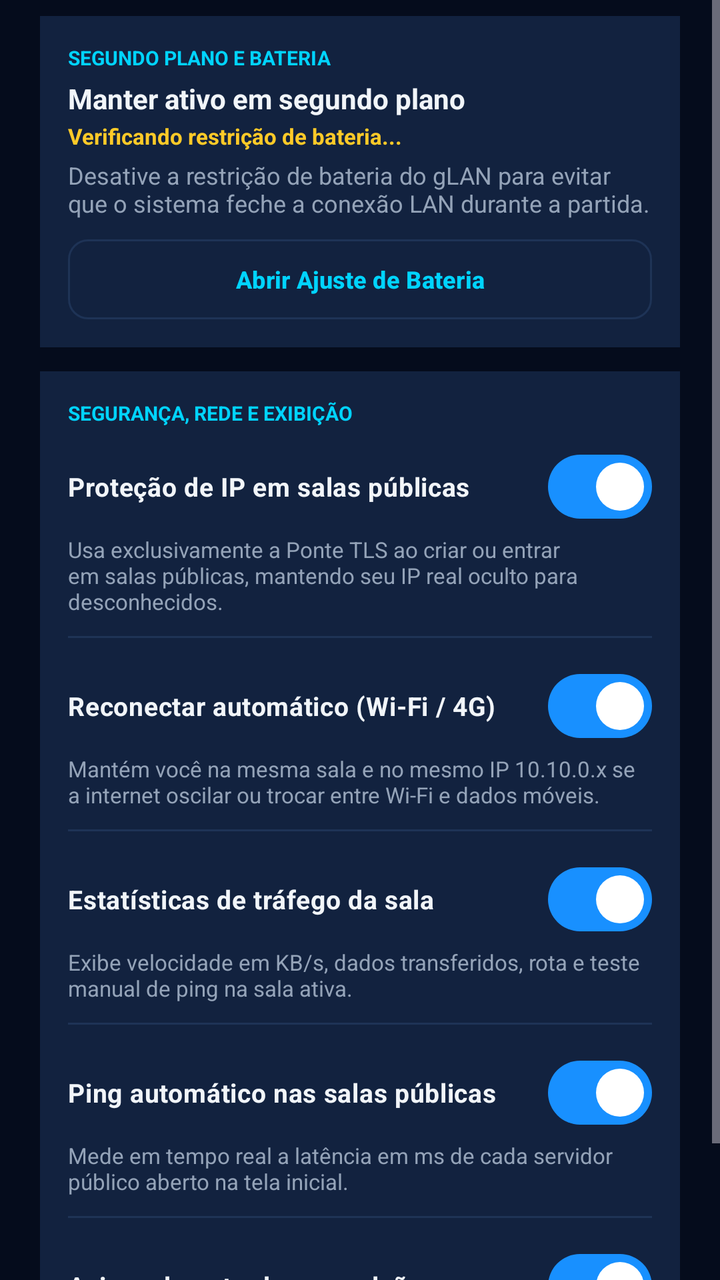
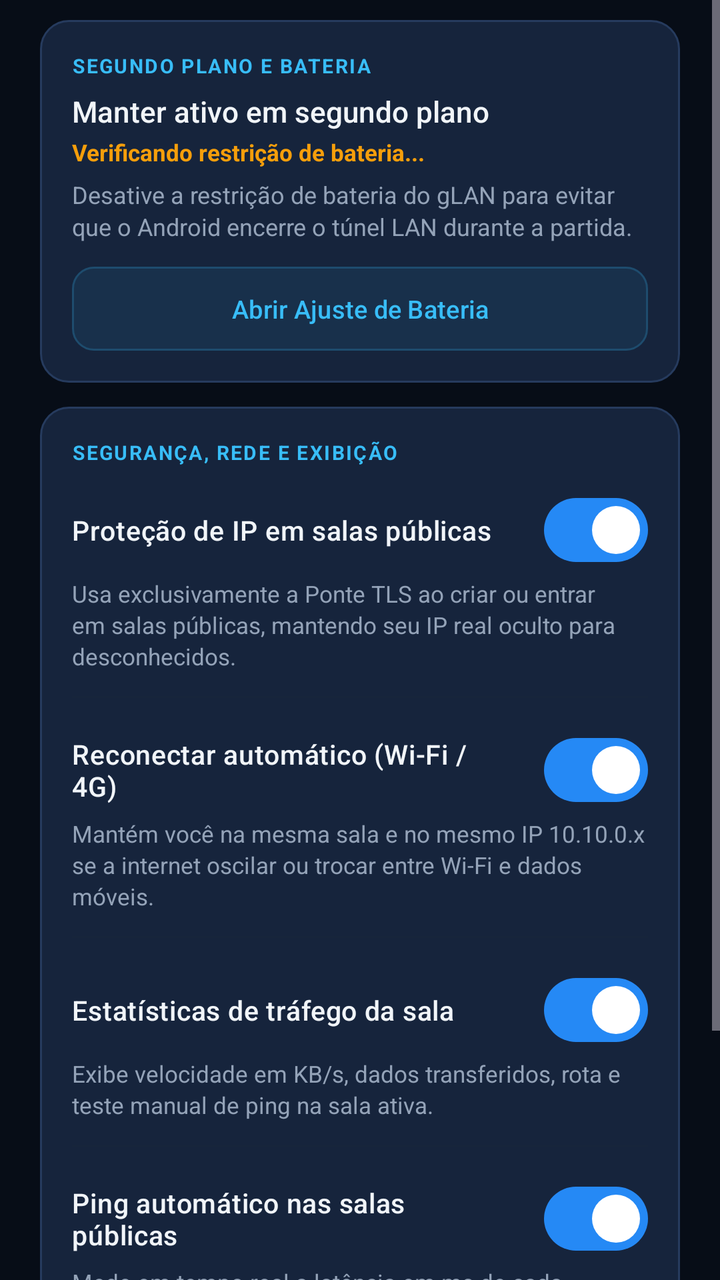

The first picture is an Android layout as it rendered before a commit; the second is the same layout after the commit. The layout source and the unified diff follow.
<!-- AndroidManifest.xml: application theme Theme.GDroidLAN -->
<!-- res/layout/dialog_settings.xml -->
<?xml version="1.0" encoding="utf-8"?>
<ScrollView xmlns:android="http://schemas.android.com/apk/res/android"
    xmlns:app="http://schemas.android.com/apk/res-auto"
    android:layout_width="match_parent"
    android:layout_height="wrap_content">

    <LinearLayout
        android:layout_width="match_parent"
        android:layout_height="wrap_content"
        android:orientation="vertical"
        android:paddingHorizontal="20dp"
        android:paddingTop="8dp"
        android:paddingBottom="8dp">

        
        <LinearLayout
            android:layout_width="match_parent"
            android:layout_height="wrap_content"
            android:background="@color/surface_elevated"
            android:orientation="vertical"
            android:padding="14dp">

            <TextView
                android:layout_width="wrap_content"
                android:layout_height="wrap_content"
                android:text="SEGUNDO PLANO E BATERIA"
                android:textColor="@color/neon_cyan"
                android:textSize="10sp"
                android:textStyle="bold" />

            <TextView
                android:layout_width="match_parent"
                android:layout_height="wrap_content"
                android:layout_marginTop="4dp"
                android:text="Manter ativo em segundo plano"
                android:textColor="@color/text_primary"
                android:textSize="14sp"
                android:textStyle="bold" />

            <TextView
                android:id="@+id/txtStatusBateriaConfig"
                android:layout_width="match_parent"
                android:layout_height="wrap_content"
                android:layout_marginTop="2dp"
                android:text="Verificando restrição de bateria..."
                android:textColor="@color/warning_amber"
                android:textSize="11sp"
                android:textStyle="bold" />

            <TextView
                android:layout_width="match_parent"
                android:layout_height="wrap_content"
                android:layout_marginTop="4dp"
                android:text="Desative a restrição de bateria do gLAN para evitar que o sistema feche a conexão LAN durante a partida."
                android:textColor="@color/text_secondary"
                android:textSize="12sp" />

            <com.google.android.material.button.MaterialButton
                android:id="@+id/btnAbrirAjusteBateria"
                style="?attr/materialButtonOutlinedStyle"
                android:layout_width="match_parent"
                android:layout_height="40dp"
                android:layout_marginTop="10dp"
                android:insetTop="0dp"
                android:insetBottom="0dp"
                android:text="Abrir Ajuste de Bateria"
                android:textColor="@color/neon_cyan"
                android:textSize="12sp"
                android:textStyle="bold"
                app:cornerRadius="10dp"
                app:strokeColor="@color/stroke_subtle" />
        </LinearLayout>

        
        <LinearLayout
            android:layout_width="match_parent"
            android:layout_height="wrap_content"
            android:layout_marginTop="12dp"
            android:background="@color/surface_elevated"
            android:orientation="vertical"
            android:padding="14dp">

            <TextView
                android:layout_width="wrap_content"
                android:layout_height="wrap_content"
                android:text="SEGURANÇA, REDE E EXIBIÇÃO"
                android:textColor="@color/neon_cyan"
                android:textSize="10sp"
                android:textStyle="bold" />

            <com.google.android.material.materialswitch.MaterialSwitch
                android:id="@+id/switchProtegerIpPublico"
                android:layout_width="match_parent"
                android:layout_height="wrap_content"
                android:layout_marginTop="6dp"
                android:checked="true"
                android:text="Proteção de IP em salas públicas"
                android:textColor="@color/text_primary"
                android:textSize="13sp"
                android:textStyle="bold" />

            <TextView
                android:id="@+id/txtDescProtegerIpPublico"
                android:layout_width="match_parent"
                android:layout_height="wrap_content"
                android:text="Usa exclusivamente a Ponte TLS ao criar ou entrar em salas públicas, mantendo seu IP real oculto para desconhecidos."
                android:textColor="@color/text_secondary"
                android:textSize="11sp" />

            <View
                android:layout_width="match_parent"
                android:layout_height="1dp"
                android:layout_marginVertical="10dp"
                android:background="@color/stroke_subtle" />

            <com.google.android.material.materialswitch.MaterialSwitch
                android:id="@+id/switchReconectarAuto"
                android:layout_width="match_parent"
                android:layout_height="wrap_content"
                android:checked="true"
                android:text="Reconectar automático (Wi-Fi / 4G)"
                android:textColor="@color/text_primary"
                android:textSize="13sp"
                android:textStyle="bold" />

            <TextView
                android:layout_width="match_parent"
                android:layout_height="wrap_content"
                android:text="Mantém você na mesma sala e no mesmo IP 10.10.0.x se a internet oscilar ou trocar entre Wi-Fi e dados móveis."
                android:textColor="@color/text_secondary"
                android:textSize="11sp" />

            <View
                android:layout_width="match_parent"
                android:layout_height="1dp"
                android:layout_marginVertical="10dp"
                android:background="@color/stroke_subtle" />

            <com.google.android.material.materialswitch.MaterialSwitch
                android:id="@+id/switchMostrarTrafego"
                android:layout_width="match_parent"
                android:layout_height="wrap_content"
                android:checked="true"
                android:text="Estatísticas de tráfego da sala"
                android:textColor="@color/text_primary"
                android:textSize="13sp"
                android:textStyle="bold" />

            <TextView
                android:layout_width="match_parent"
                android:layout_height="wrap_content"
                android:text="Exibe velocidade em KB/s, dados transferidos, rota e teste manual de ping na sala ativa."
                android:textColor="@color/text_secondary"
                android:textSize="11sp" />

            <View
                android:layout_width="match_parent"
                android:layout_height="1dp"
                android:layout_marginVertical="10dp"
                android:background="@color/stroke_subtle" />

            <com.google.android.material.materialswitch.MaterialSwitch
                android:id="@+id/switchPingLobby"
                android:layout_width="match_parent"
                android:layout_height="wrap_content"
                android:checked="true"
                android:text="Ping automático nas salas públicas"
                android:textColor="@color/text_primary"
                android:textSize="13sp"
                android:textStyle="bold" />

            <TextView
                android:layout_width="match_parent"
                android:layout_height="wrap_content"
                android:text="Mede em tempo real a latência em ms de cada servidor público aberto na tela inicial."
                android:textColor="@color/text_secondary"
                android:textSize="11sp" />

            <View
                android:layout_width="match_parent"
                android:layout_height="1dp"
                android:layout_marginVertical="10dp"
                android:background="@color/stroke_subtle" />

            <com.google.android.material.materialswitch.MaterialSwitch
                android:id="@+id/switchAvisosSala"
                android:layout_width="match_parent"
                android:layout_height="wrap_content"
                android:checked="true"
                android:text="Avisos de entrada e expulsão"
                android:textColor="@color/text_primary"
                android:textSize="13sp"
                android:textStyle="bold" />

            <TextView
                android:layout_width="match_parent"
                android:layout_height="wrap_content"
                android:text="Mostra alertas discretos quando um jogador entra, sai ou é expulso da sala."
                android:textColor="@color/text_secondary"
                android:textSize="11sp" />
        </LinearLayout>

    </LinearLayout>
</ScrollView>
<!-- resources referenced by this layout -->
<resources>
  <color name="neon_cyan">#00D4FF</color>
  <color name="stroke_subtle">#1E3356</color>
  <color name="surface_elevated">#12223F</color>
  <color name="text_primary">#F1F5F9</color>
  <color name="text_secondary">#94A3B8</color>
  <color name="warning_amber">#FFCA28</color>
  <style name="Theme.GDroidLAN" parent="Theme.Material3.Dark.NoActionBar">
          <item name="colorPrimary">@color/neon_emerald</item>
          <item name="colorOnPrimary">#FFFFFF</item>
          <item name="colorSecondary">@color/neon_cyan</item>
          <item name="android:statusBarColor">@color/bg_obsidian</item>
          <item name="android:navigationBarColor">@color/bg_obsidian</item>
          <item name="android:windowBackground">@color/bg_obsidian</item>
      </style>
  <color name="neon_emerald">#1890FF</color>
  <color name="bg_obsidian">#050C1C</color>
</resources>

<!-- the commit's change to res/layout/dialog_settings.xml (unified diff, before → after) -->
@@ -9,20 +9,21 @@
         android:layout_height="wrap_content"
         android:orientation="vertical"
         android:paddingHorizontal="20dp"
-        android:paddingTop="8dp"
-        android:paddingBottom="8dp">
+        android:paddingTop="10dp"
+        android:paddingBottom="10dp">
 
         
         <LinearLayout
             android:layout_width="match_parent"
             android:layout_height="wrap_content"
-            android:background="@color/surface_elevated"
+            android:background="@drawable/bg_item_surface"
             android:orientation="vertical"
-            android:padding="14dp">
+            android:padding="16dp">
 
             <TextView
                 android:layout_width="wrap_content"
                 android:layout_height="wrap_content"
+                android:letterSpacing="0.08"
                 android:text="SEGUNDO PLANO E BATERIA"
                 android:textColor="@color/neon_cyan"
                 android:textSize="10sp"
@@ -31,27 +32,28 @@
             <TextView
                 android:layout_width="match_parent"
                 android:layout_height="wrap_content"
-                android:layout_marginTop="4dp"
+                android:layout_marginTop="6dp"
+                android:fontFamily="sans-serif-medium"
                 android:text="Manter ativo em segundo plano"
                 android:textColor="@color/text_primary"
-                android:textSize="14sp"
-                android:textStyle="bold" />
+                android:textSize="14.5sp" />
 
             <TextView
                 android:id="@+id/txtStatusBateriaConfig"
                 android:layout_width="match_parent"
                 android:layout_height="wrap_content"
-                android:layout_marginTop="2dp"
+                android:layout_marginTop="3dp"
                 android:text="Verificando restrição de bateria..."
                 android:textColor="@color/warning_amber"
-                android:textSize="11sp"
+                android:textSize="11.5sp"
                 android:textStyle="bold" />
 
             <TextView
                 android:layout_width="match_parent"
                 android:layout_height="wrap_content"
-                android:layout_marginTop="4dp"
-                android:text="Desative a restrição de bateria do gLAN para evitar que o sistema feche a conexão LAN durante a partida."
+                android:layout_marginTop="5dp"
+                android:lineSpacingExtra="2dp"
+                android:text="Desative a restrição de bateria do gLAN para evitar que o Android encerre o túnel LAN durante a partida."
                 android:textColor="@color/text_secondary"
                 android:textSize="12sp" />
 
@@ -59,16 +61,18 @@
                 android:id="@+id/btnAbrirAjusteBateria"
                 style="?attr/materialButtonOutlinedStyle"
                 android:layout_width="match_parent"
-                android:layout_height="40dp"
-                android:layout_marginTop="10dp"
+                android:layout_height="42dp"
+                android:layout_marginTop="12dp"
+                android:fontFamily="sans-serif-medium"
                 android:insetTop="0dp"
                 android:insetBottom="0dp"
                 android:text="Abrir Ajuste de Bateria"
+                android:textAllCaps="false"
                 android:textColor="@color/neon_cyan"
-                android:textSize="12sp"
-                android:textStyle="bold"
-                app:cornerRadius="10dp"
-                app:strokeColor="@color/stroke_subtle" />
+                android:textSize="12.5sp"
+                app:backgroundTint="#1438BDF8"
+                app:cornerRadius="11dp"
+                app:strokeColor="#3338BDF8" />
         </LinearLayout>
 
         
@@ -76,13 +80,14 @@
             android:layout_width="match_parent"
             android:layout_height="wrap_content"
             android:layout_marginTop="12dp"
-            android:background="@color/surface_elevated"
+            android:background="@drawable/bg_item_surface"
             android:orientation="vertical"
-            android:padding="14dp">
+            android:padding="16dp">
 
             <TextView
                 android:layout_width="wrap_content"
                 android:layout_height="wrap_content"
+                android:letterSpacing="0.08"
                 android:text="SEGURANÇA, REDE E EXIBIÇÃO"
                 android:textColor="@color/neon_cyan"
                 android:textSize="10sp"
@@ -92,112 +97,117 @@
                 android:id="@+id/switchProtegerIpPublico"
                 android:layout_width="match_parent"
                 android:layout_height="wrap_content"
-                android:layout_marginTop="6dp"
-                android:checked="true"
+                android:layout_marginTop="8dp"
+                android:checked="true"
+                android:fontFamily="sans-serif-medium"
                 android:text="Proteção de IP em salas públicas"
                 android:textColor="@color/text_primary"
-                android:textSize="13sp"
-                android:textStyle="bold" />
+                android:textSize="13.5sp" />
 
             <TextView
                 android:id="@+id/txtDescProtegerIpPublico"
                 android:layout_width="match_parent"
                 android:layout_height="wrap_content"
+                android:lineSpacingExtra="2dp"
                 android:text="Usa exclusivamente a Ponte TLS ao criar ou entrar em salas públicas, mantendo seu IP real oculto para desconhecidos."
                 android:textColor="@color/text_secondary"
-                android:textSize="11sp" />
-
-            <View
-                android:layout_width="match_parent"
-                android:layout_height="1dp"
-                android:layout_marginVertical="10dp"
-                android:background="@color/stroke_subtle" />
+                android:textSize="11.5sp" />
+
+            <View
+                android:layout_width="match_parent"
+                android:layout_height="1dp"
+                android:layout_marginVertical="12dp"
+                android:background="@color/divider_hairline" />
 
             <com.google.android.material.materialswitch.MaterialSwitch
                 android:id="@+id/switchReconectarAuto"
                 android:layout_width="match_parent"
                 android:layout_height="wrap_content"
                 android:checked="true"
+                android:fontFamily="sans-serif-medium"
                 android:text="Reconectar automático (Wi-Fi / 4G)"
                 android:textColor="@color/text_primary"
-                android:textSize="13sp"
-                android:textStyle="bold" />
-
-            <TextView
-                android:layout_width="match_parent"
-                android:layout_height="wrap_content"
+                android:textSize="13.5sp" />
+
+            <TextView
+                android:layout_width="match_parent"
+                android:layout_height="wrap_content"
+                android:lineSpacingExtra="2dp"
                 android:text="Mantém você na mesma sala e no mesmo IP 10.10.0.x se a internet oscilar ou trocar entre Wi-Fi e dados móveis."
                 android:textColor="@color/text_secondary"
-                android:textSize="11sp" />
-
-            <View
-                android:layout_width="match_parent"
-                android:layout_height="1dp"
-                android:layout_marginVertical="10dp"
-                android:background="@color/stroke_subtle" />
+                android:textSize="11.5sp" />
+
+            <View
+                android:layout_width="match_parent"
+                android:layout_height="1dp"
+                android:layout_marginVertical="12dp"
+                android:background="@color/divider_hairline" />
 
             <com.google.android.material.materialswitch.MaterialSwitch
                 android:id="@+id/switchMostrarTrafego"
                 android:layout_width="match_parent"
                 android:layout_height="wrap_content"
                 android:checked="true"
+                android:fontFamily="sans-serif-medium"
                 android:text="Estatísticas de tráfego da sala"
                 android:textColor="@color/text_primary"
-                android:textSize="13sp"
-                android:textStyle="bold" />
-
-            <TextView
-                android:layout_width="match_parent"
-                android:layout_height="wrap_content"
+                android:textSize="13.5sp" />
+
+            <TextView
+                android:layout_width="match_parent"
+                android:layout_height="wrap_content"
+                android:lineSpacingExtra="2dp"
                 android:text="Exibe velocidade em KB/s, dados transferidos, rota e teste manual de ping na sala ativa."
                 android:textColor="@color/text_secondary"
-                android:textSize="11sp" />
-
-            <View
-                android:layout_width="match_parent"
-                android:layout_height="1dp"
-                android:layout_marginVertical="10dp"
-                android:background="@color/stroke_subtle" />
+                android:textSize="11.5sp" />
+
+            <View
+                android:layout_width="match_parent"
+                android:layout_height="1dp"
+                android:layout_marginVertical="12dp"
+                android:background="@color/divider_hairline" />
 
             <com.google.android.material.materialswitch.MaterialSwitch
                 android:id="@+id/switchPingLobby"
                 android:layout_width="match_parent"
                 android:layout_height="wrap_content"
                 android:checked="true"
+                android:fontFamily="sans-serif-medium"
                 android:text="Ping automático nas salas públicas"
                 android:textColor="@color/text_primary"
-                android:textSize="13sp"
-                android:textStyle="bold" />
-
-            <TextView
-                android:layout_width="match_parent"
-                android:layout_height="wrap_content"
+                android:textSize="13.5sp" />
+
+            <TextView
+                android:layout_width="match_parent"
+                android:layout_height="wrap_content"
+                android:lineSpacingExtra="2dp"
                 android:text="Mede em tempo real a latência em ms de cada servidor público aberto na tela inicial."
                 android:textColor="@color/text_secondary"
-                android:textSize="11sp" />
-
-            <View
-                android:layout_width="match_parent"
-                android:layout_height="1dp"
-                android:layout_marginVertical="10dp"
-                android:background="@color/stroke_subtle" />
+                android:textSize="11.5sp" />
+
+            <View
+                android:layout_width="match_parent"
+                android:layout_height="1dp"
+                android:layout_marginVertical="12dp"
+                android:background="@color/divider_hairline" />
 
             <com.google.android.material.materialswitch.MaterialSwitch
                 android:id="@+id/switchAvisosSala"
                 android:layout_width="match_parent"
                 android:layout_height="wrap_content"
                 android:checked="true"
+                android:fontFamily="sans-serif-medium"
                 android:text="Avisos de entrada e expulsão"
                 android:textColor="@color/text_primary"
-                android:textSize="13sp"
-                android:textStyle="bold" />
-
-            <TextView
-                android:layout_width="match_parent"
-                android:layout_height="wrap_content"
+                android:textSize="13.5sp" />
+
+            <TextView
+                android:layout_width="match_parent"
+                android:layout_height="wrap_content"
+                android:lineSpacingExtra="2dp"
                 android:text="Mostra alertas discretos quando um jogador entra, sai ou é expulso da sala."
                 android:textColor="@color/text_secondary"
-                android:textSize="11sp" />
+                android:textSize="11.5sp" />
         </LinearLayout>
 
     </LinearLayout>
<!-- resource entries referenced after the edit -->
@@ -1,20 +1,48 @@
 <!-- resources referenced by this layout -->
 <resources>
-  <color name="neon_cyan">#00D4FF</color>
-  <color name="stroke_subtle">#1E3356</color>
-  <color name="surface_elevated">#12223F</color>
+  <color name="divider_hairline">#17253B</color>
+  <color name="neon_cyan">#38BDF8</color>
+  <color name="surface_elevated">#16243C</color>
+  <color name="stroke_elevated">#263B5E</color>
   <color name="text_primary">#F1F5F9</color>
   <color name="text_secondary">#94A3B8</color>
-  <color name="warning_amber">#FFCA28</color>
+  <color name="warning_amber">#F59E0B</color>
+  <!-- drawable bg_item_surface (drawable) -->
+  <?xml version="1.0" encoding="utf-8"?>
+  <shape xmlns:android="http://schemas.android.com/apk/res/android"
+      android:shape="rectangle">
+      <solid android:color="@color/surface_elevated" />
+      <stroke
+          android:width="1dp"
+          android:color="@color/stroke_elevated" />
+      <corners android:radius="14dp" />
+  </shape>
   <style name="Theme.GDroidLAN" parent="Theme.Material3.Dark.NoActionBar">
           <item name="colorPrimary">@color/neon_emerald</item>
           <item name="colorOnPrimary">#FFFFFF</item>
           <item name="colorSecondary">@color/neon_cyan</item>
+          <item name="colorSurface">@color/surface_card</item>
+          <item name="colorOnSurface">@color/text_primary</item>
+          <item name="colorSurfaceVariant">@color/surface_elevated</item>
+          <item name="colorOutline">@color/stroke_elevated</item>
           <item name="android:statusBarColor">@color/bg_obsidian</item>
           <item name="android:navigationBarColor">@color/bg_obsidian</item>
           <item name="android:windowBackground">@color/bg_obsidian</item>
+          <item name="materialAlertDialogTheme">@style/ThemeOverlay.GDroidLAN.Dialog</item>
       </style>
-  <color name="neon_emerald">#1890FF</color>
-  <color name="bg_obsidian">#050C1C</color>
+  <color name="neon_emerald">#2589F5</color>
+  <color name="surface_card">#101A2C</color>
+  <color name="bg_obsidian">#070D17</color>
+  <style name="ThemeOverlay.GDroidLAN.Dialog" parent="ThemeOverlay.Material3.MaterialAlertDialog">
+          <item name="colorSurface">@color/surface_card</item>
+          <item name="colorOnSurface">@color/text_primary</item>
+          <item name="colorOnSurfaceVariant">@color/text_secondary</item>
+          <item name="colorPrimary">@color/neon_cyan</item>
+          <item name="shapeAppearanceOverlay">@style/ShapeAppearance.GDroidLAN.Dialog</item>
+      </style>
+  <style name="ShapeAppearance.GDroidLAN.Dialog" parent="">
+          <item name="cornerFamily">rounded</item>
+          <item name="cornerSize">22dp</item>
+      </style>
 </resources>
 
